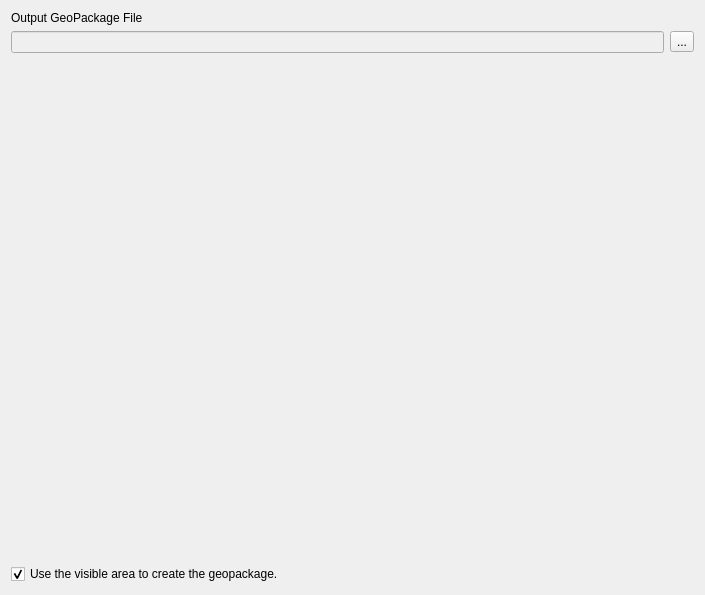
The window that src/terralib/qt/plugins/mobile/qt/ui/BuilderOutputWizardPageForm.ui (claudiobogossian/terralib5) describes before a commit, drawn with Qt 5.
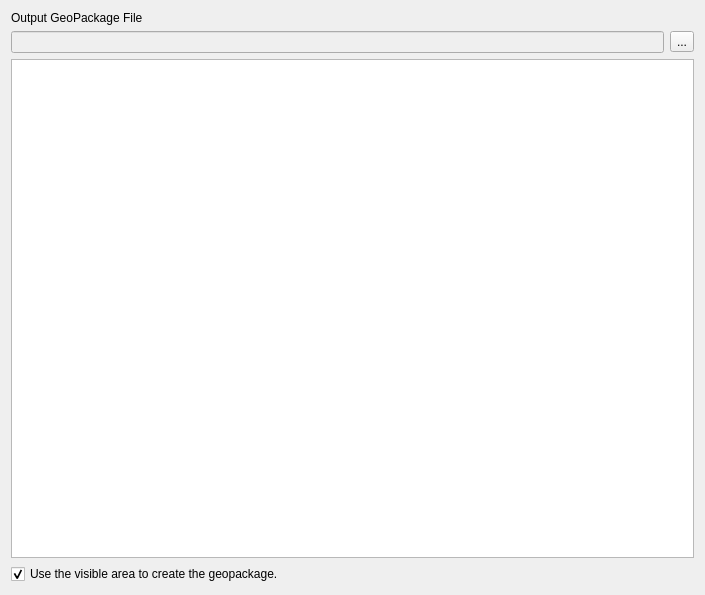
The same window after the commit.

The edit to the form file:
```diff
--- a/src/terralib/qt/plugins/mobile/qt/ui/BuilderOutputWizardPageForm.ui
+++ b/src/terralib/qt/plugins/mobile/qt/ui/BuilderOutputWizardPageForm.ui
@@ -2,6 +2,9 @@
 <ui version="4.0">
  <class>BuilderOutputWizardPageForm</class>
  <widget class="QWizardPage" name="BuilderOutputWizardPageForm">
+  <property name="enabled">
+   <bool>true</bool>
+  </property>
   <property name="geometry">
    <rect>
     <x>0</x>
@@ -56,17 +59,14 @@
       </layout>
      </item>
      <item row="1" column="0">
-      <spacer name="verticalSpacer">
-       <property name="orientation">
-        <enum>Qt::Vertical</enum>
+      <widget class="QPlainTextEdit" name="m_logPlainTextEdit">
+       <property name="enabled">
+        <bool>true</bool>
        </property>
-       <property name="sizeHint" stdset="0">
-        <size>
-         <width>20</width>
-         <height>40</height>
-        </size>
+       <property name="readOnly">
+        <bool>true</bool>
        </property>
-      </spacer>
+      </widget>
      </item>
     </layout>
    </item>
```
